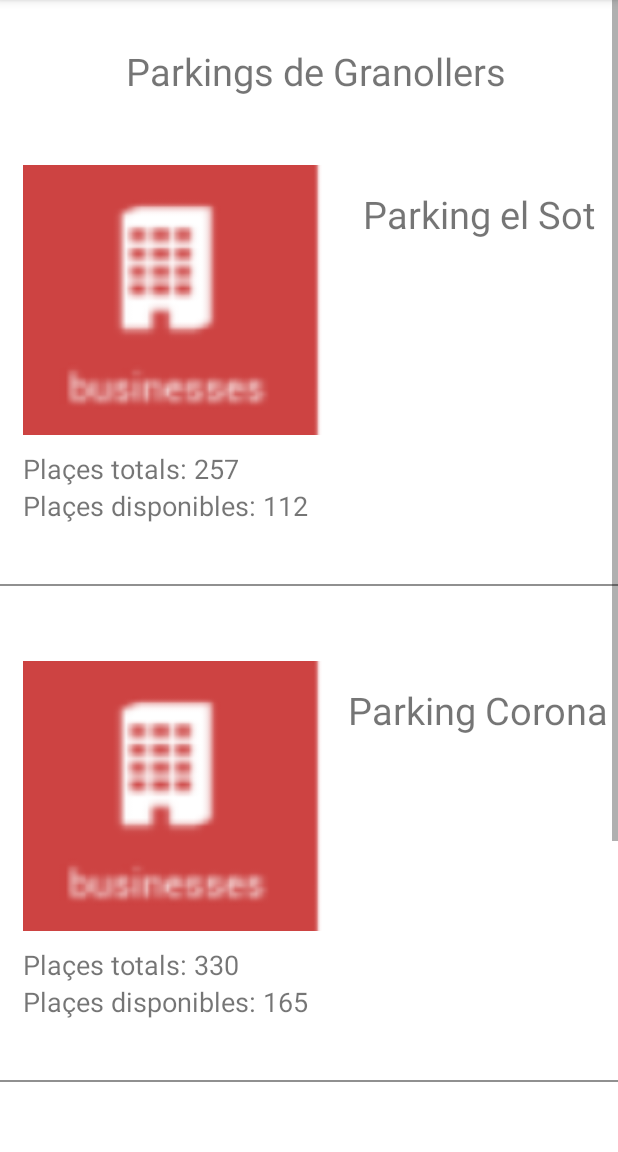
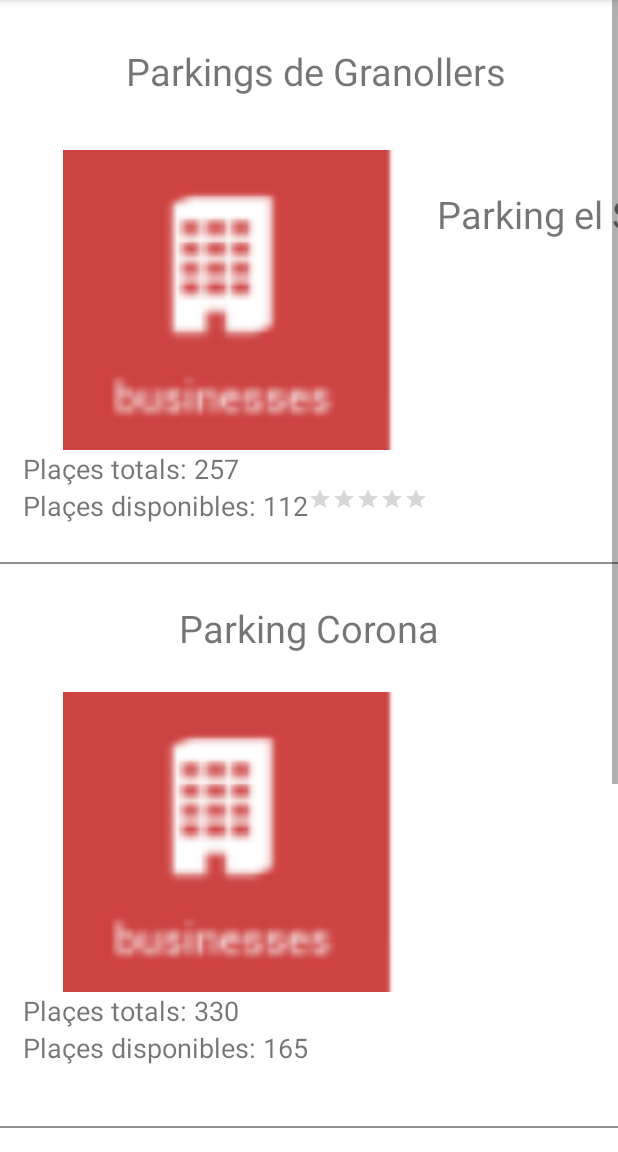
Before and after one commit to llorcaaahub/PaginesGroguesFinal, an Android app: the ParkingsActivity screen opened directly, with no data from a screen before it, on a phone screen of 412 x 824 dp, the part 84-1236 px from its top. Run offline under Robolectric (Android 15) with nearby library versions, the phone set to English and light mode, and no system bars.

Commit message:
Començar a fer la part de parking xml

```diff
--- a/app/src/main/java/com/example/paginesgrogues/MainActivity.java
+++ b/app/src/main/java/com/example/paginesgrogues/MainActivity.java
@@ -32,7 +32,6 @@ public class MainActivity extends AppCompatActivity {
             @Override
             //Aquest es el boto de restaurants
             public void onClick(View view) {
-
                 goToEventsRestaurants(view);
             }
         });
--- a/app/src/main/java/com/example/paginesgrogues/ParkingsActivity.java
+++ b/app/src/main/java/com/example/paginesgrogues/ParkingsActivity.java
@@ -1,14 +1,65 @@
 package com.example.paginesgrogues;
 
+import android.content.Intent;
+import android.net.Uri;
 import android.os.Bundle;
+import android.view.View;
+import android.widget.ImageView;
 
 import androidx.appcompat.app.AppCompatActivity;
 
 public class ParkingsActivity extends AppCompatActivity {
 
+    ImageView parking1, parking2, parking3;
+
     @Override
     protected void onCreate(Bundle savedInstanceState) {
         super.onCreate(savedInstanceState);
         setContentView(R.layout.activity_parkings);
+
+        //Donem valor al primer mapa de parking
+        parking1 = findViewById(R.id.parking1);
+        //Donem valor al segon mapa de parking
+        parking2 = findViewById(R.id.parking2);
+        //Donem valor al tercer mapa de parking
+        parking3 = findViewById(R.id.parking3);
+
+
+        //Aqui crearem les tres funcion per obrir el mapa
+        parking3.setOnClickListener(new View.OnClickListener() {
+            @Override
+            public void onClick(View view) {
+                Uri gmmIntentUri = Uri.parse("geo:41.6142789,2.2871648?z=21");
+                Intent mapIntent = new Intent(Intent.ACTION_VIEW, gmmIntentUri);
+                mapIntent.setPackage("com.google.android.apps.maps");
+                if (mapIntent.resolveActivity(getPackageManager()) != null) {
+                    startActivity(mapIntent);
+                }
+            }
+        });
+
+        parking2.setOnClickListener(new View.OnClickListener() {
+            @Override
+            public void onClick(View view) {
+                Uri gmmIntentUri = Uri.parse("geo:41.6046006,2.2895821?z=21");
+                Intent mapIntent = new Intent(Intent.ACTION_VIEW, gmmIntentUri);
+                mapIntent.setPackage("com.google.android.apps.maps");
+                if (mapIntent.resolveActivity(getPackageManager()) != null) {
+                    startActivity(mapIntent);
+                }
+            }
+        });
+
+        parking1.setOnClickListener(new View.OnClickListener() {
+            @Override
+            public void onClick(View view) {
+                Uri gmmIntentUri = Uri.parse("geo:41.6079283,2.2904078?z=21");
+                Intent mapIntent = new Intent(Intent.ACTION_VIEW, gmmIntentUri);
+                mapIntent.setPackage("com.google.android.apps.maps");
+                if (mapIntent.resolveActivity(getPackageManager()) != null) {
+                    startActivity(mapIntent);
+                }
+            }
+        });
     }
 }
--- a/app/src/main/res/layout/activity_parkings.xml
+++ b/app/src/main/res/layout/activity_parkings.xml
@@ -31,10 +31,11 @@
             android:layout_marginTop="35dp">
 
             <ImageView
-                android:layout_width="200dp"
+                android:layout_width="275dp"
                 android:layout_height="200dp"
                 android:layout_column="0"
                 android:layout_marginLeft="15dp"
+                android:id="@+id/parking1"
                 android:src="@drawable/bussines"
                 android:text="esto es una foto" />
 
@@ -42,8 +43,12 @@
                 android:layout_column="1"
                 android:layout_marginTop="25dp"
                 android:gravity="center"
+
+                android:layout_height="wrap_content"
                 android:text="Parking el Sot"
                 android:textSize="25dp" />
+
+
 
 
         </TableRow>
@@ -70,31 +75,44 @@
 
                 android:text="Plaçes disponibles: 112"
                 android:textSize="18dp" />
+
+            <RatingBar
+                android:id="@+id/difficultyPopup"
+                style="?android:attr/ratingBarStyleSmall"
+                android:layout_width="wrap_content"
+                android:layout_height="wrap_content"
+                android:isIndicator="true"
+                android:max="5"
+                android:numStars="5"
+                android:stepSize="0.1" />
         </LinearLayout>
 
         <View
             android:layout_height="1dp"
-            android:layout_marginTop="40dp"
+            android:layout_marginTop="25dp"
             android:background="#FF909090" />
+
+        <TextView
+            android:layout_column="1"
+            android:layout_marginTop="25dp"
+            android:gravity="center"
+            android:text="Parking Corona"
+            android:textSize="25dp" />
 
         <TableRow
 
-            android:layout_marginTop="40dp">
+            android:layout_marginTop="25dp">
 
             <ImageView
-                android:layout_width="200dp"
+                android:id="@+id/parking2"
+                android:layout_width="275dp"
                 android:layout_height="200dp"
                 android:layout_column="0"
                 android:layout_marginLeft="15dp"
                 android:src="@drawable/bussines"
                 android:text="Aixo es el mapa del parking" />
 
-            <TextView
-                android:layout_column="1"
-                android:layout_marginTop="25dp"
-                android:gravity="center"
-                android:text="Parking Corona"
-                android:textSize="25dp" />
+
 
 
         </TableRow>
@@ -128,24 +146,27 @@
             android:layout_marginTop="40dp"
             android:background="#FF909090" />
 
+        <TextView
+            android:layout_column="1"
+            android:layout_marginTop="25dp"
+            android:gravity="center"
+            android:text="Parking Granollers"
+            android:textSize="25dp" />
+
         <TableRow
 
-            android:layout_marginTop="40dp">
+            android:layout_marginTop="25dp">
 
             <ImageView
-                android:layout_width="200dp"
+                android:layout_width="275dp"
                 android:layout_height="200dp"
                 android:layout_column="0"
                 android:layout_marginLeft="15dp"
+                android:id="@+id/parking3"
                 android:src="@drawable/parkinggranollers"
                 android:text="esto es una foto" />
 
-            <TextView
-                android:layout_column="1"
-                android:layout_marginTop="25dp"
-                android:gravity="center"
-                android:text="Parking Granollers"
-                android:textSize="25dp" />
+
 
 
         </TableRow>
```
